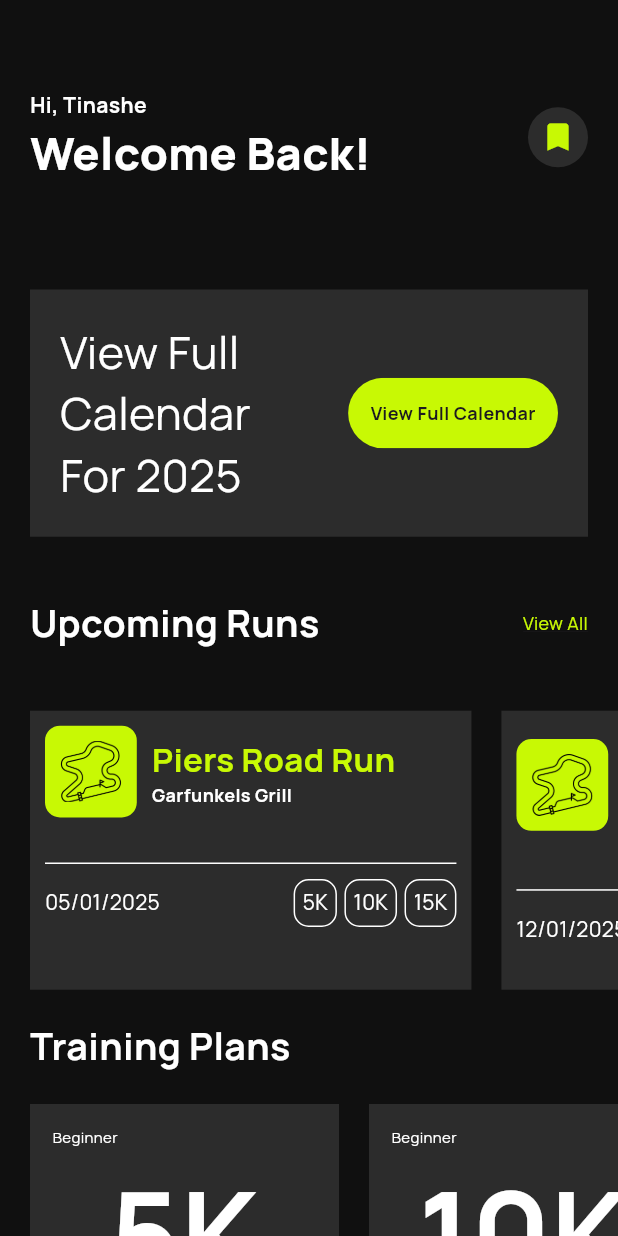
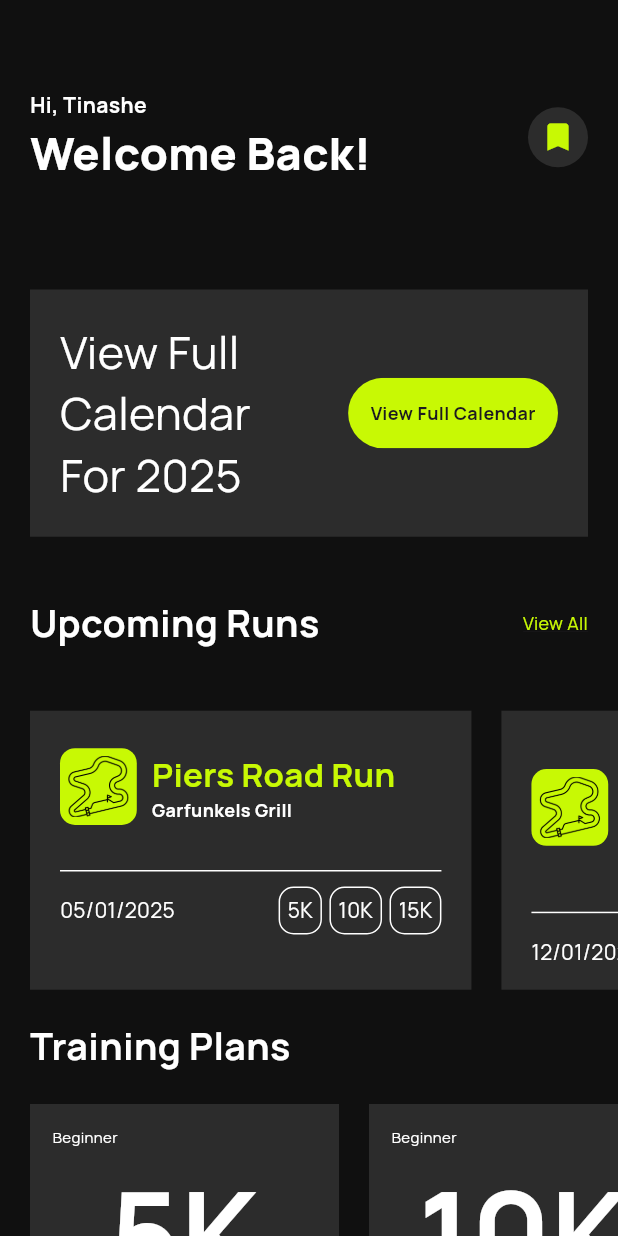
Before and after one commit to tinashemahwenda/runx_app, a Flutter app: the screen it shows after launch, on a phone screen of 412 x 824 dp. Run offline on Flutter 3.47's test engine with Material 3 defaults, Android fonts, the phone set to English and light mode, and no system bars.

Commit message:
Fixed padding

```diff
--- a/lib/widgets/run_event_box.dart
+++ b/lib/widgets/run_event_box.dart
@@ -20,16 +20,19 @@ class RunEventBox extends StatelessWidget {
       child: Container(
         color: AppColor.tileColor,
         width: AppMeasure.width / 1.4,
-        height: AppMeasure.height / 5,
-        padding: EdgeInsets.all(10),
+        height: AppMeasure.height / 4.5,
+        padding: EdgeInsets.symmetric(vertical: 5, horizontal: 20),
         child: Column(
           children: [
+            SizedBox(
+              height: 20,
+            ),
             Row(
               children: [
                 Row(
                   children: [
                     Container(
-                      padding: EdgeInsets.all(10),
+                      padding: EdgeInsets.all(5),
                       decoration: BoxDecoration(
                         borderRadius: BorderRadius.circular(10),
                         color: AppColor.limeGreen,
```
